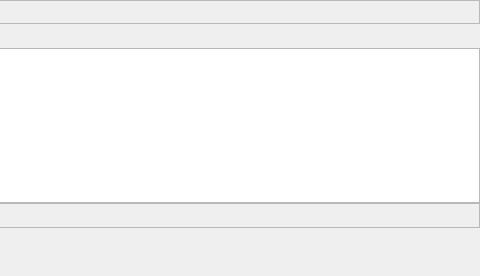
solaristhesun/superterm, file src/ui/consoletab.ui: the form before one commit; both pictures show x 684 to 1164 and y 0 to 276 of the 1164 by 276 pixel window.
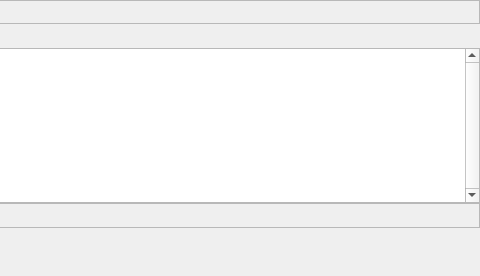
The form after the commit. Custom widgets are drawn as their Qt base class.

Commit message: some finetuning for windows

What changed in the file:
```diff
--- a/src/ui/consoletab.ui
+++ b/src/ui/consoletab.ui
@@ -78,6 +78,9 @@
       <property name="frameShadow">
        <enum>QFrame::Plain</enum>
       </property>
+      <property name="verticalScrollBarPolicy">
+       <enum>Qt::ScrollBarAlwaysOn</enum>
+      </property>
       <property name="showDropIndicator" stdset="0">
        <bool>false</bool>
       </property>
```
The commit also changes 2 other files.
